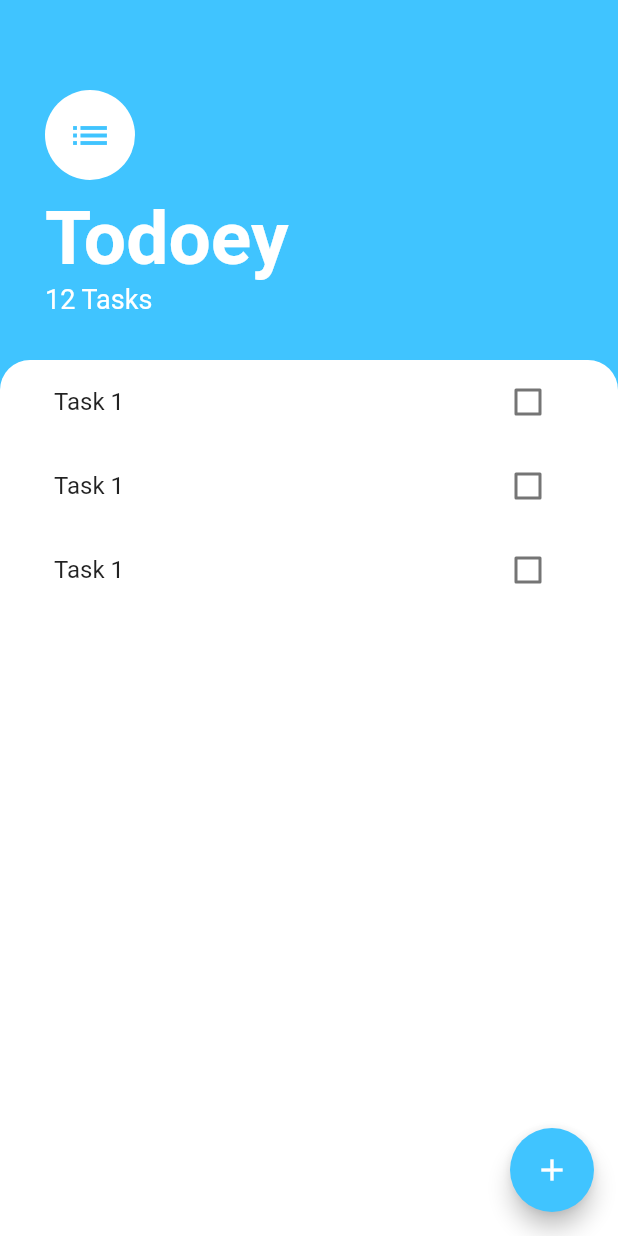
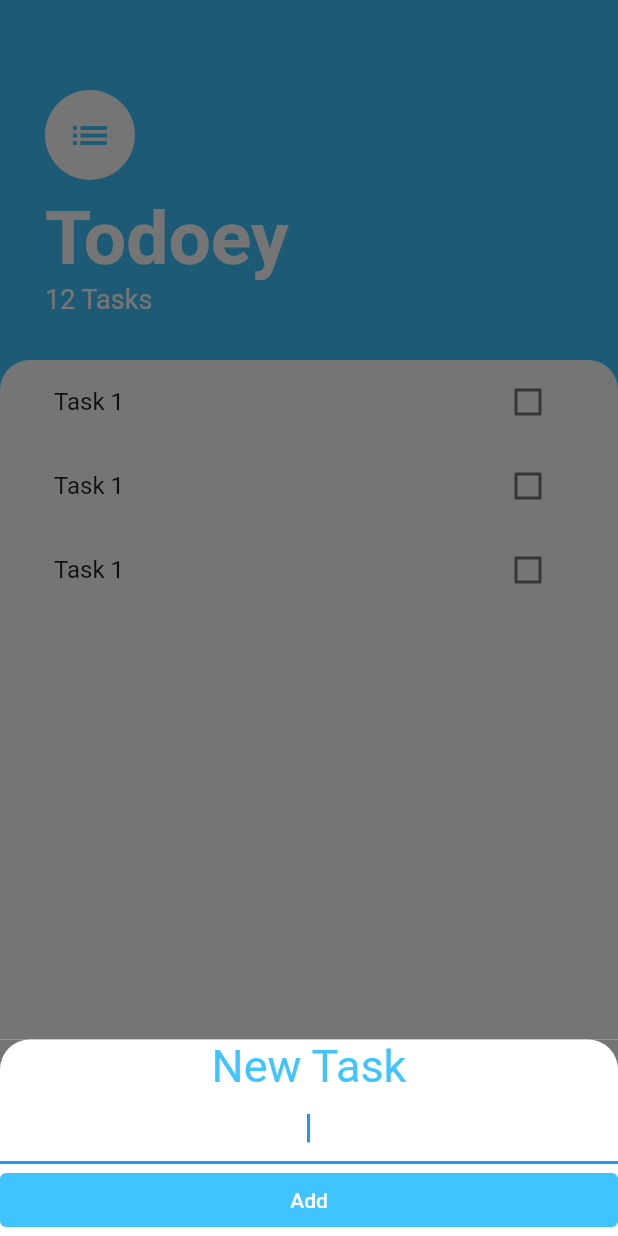
Before and after one commit to hnpm/todoey, a Flutter app: the screen it shows after launch, after a tap on the "add" icon, on a phone screen of 412 x 824 dp. Run offline on Flutter 3.47's test engine with Material 2 defaults, Android fonts, the phone set to English and light mode, and no system bars.

Commit message:
add task screen

```diff
--- /dev/null
+++ b/lib/screens/add_task_screen.dart
@@ -0,0 +1,43 @@
+import 'package:flutter/material.dart';
+
+class AddTaskScreen extends StatelessWidget {
+  @override
+  Widget build(BuildContext context) {
+    return Container(
+      color: Color(0xFF757575),
+      child: Container(
+        decoration: BoxDecoration(
+          color: Colors.white,
+          borderRadius: BorderRadius.only(
+            topLeft: Radius.circular(20.0),
+            topRight: Radius.circular(20.0),
+          ),
+        ),
+        child: Column(
+          crossAxisAlignment: CrossAxisAlignment.stretch,
+          children: [
+            Text(
+              'New Task',
+              style: TextStyle(fontSize: 30.0, color: Colors.lightBlueAccent),
+              textAlign: TextAlign.center,
+            ),
+            TextField(
+              autofocus: true,
+              textAlign: TextAlign.center,
+            ),
+            TextButton(
+              onPressed: () {},
+              style: ButtonStyle(
+                  backgroundColor:
+                      MaterialStateProperty.all(Colors.lightBlueAccent)),
+              child: Text(
+                'Add',
+                style: TextStyle(color: Colors.white),
+              ),
+            ),
+          ],
+        ),
+      ),
+    );
+  }
+}
--- a/lib/screens/task_screen.dart
+++ b/lib/screens/task_screen.dart
@@ -1,9 +1,8 @@
 import 'package:flutter/material.dart';
+import 'package:todoey/screens/add_task_screen.dart';
 import 'package:todoey/widgets/tasks_list.dart';
 
 class TasksScreen extends StatelessWidget {
-  const TasksScreen({Key key}) : super(key: key);
-
   @override
   Widget build(BuildContext context) {
     return Scaffold(
@@ -62,7 +61,19 @@ class TasksScreen extends StatelessWidget {
       floatingActionButton: FloatingActionButton(
         backgroundColor: Colors.lightBlueAccent,
         child: Icon(Icons.add),
-        onPressed: () {},
+        onPressed: () {
+          showModalBottomSheet(
+            context: context,
+            isScrollControlled: true,
+            builder: (context) => SingleChildScrollView(
+              child: Container(
+                padding: EdgeInsets.only(
+                    bottom: MediaQuery.of(context).viewInsets.bottom),
+                child: AddTaskScreen(),
+              ),
+            ),
+          );
+        },
       ),
     );
   }
```
